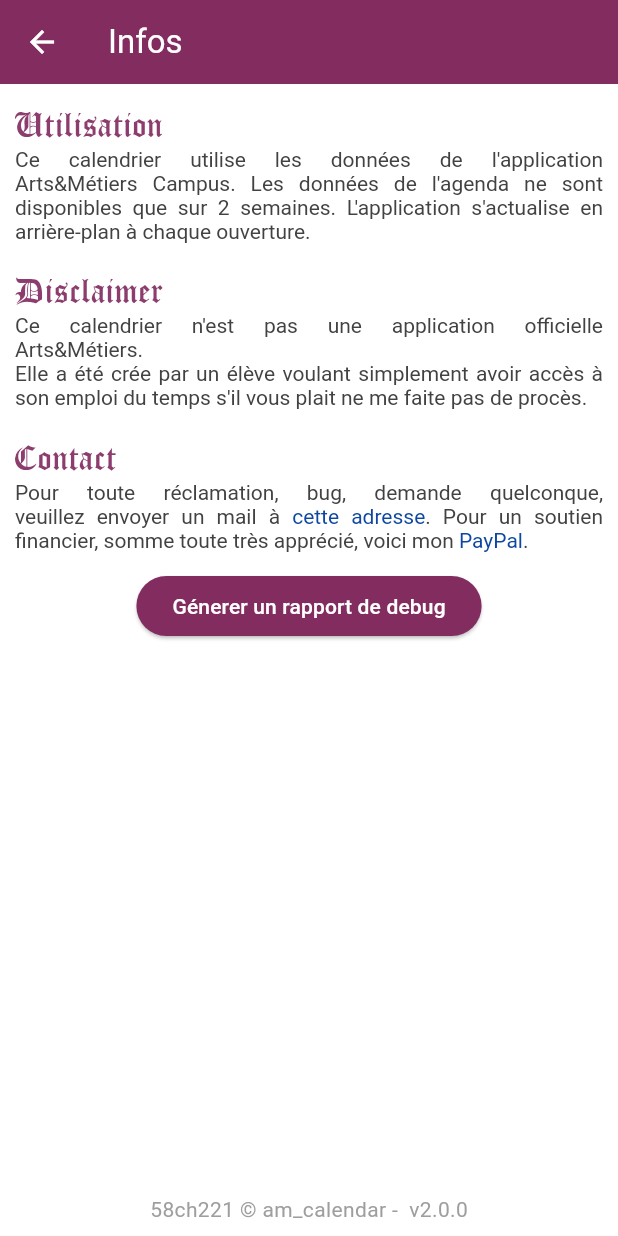
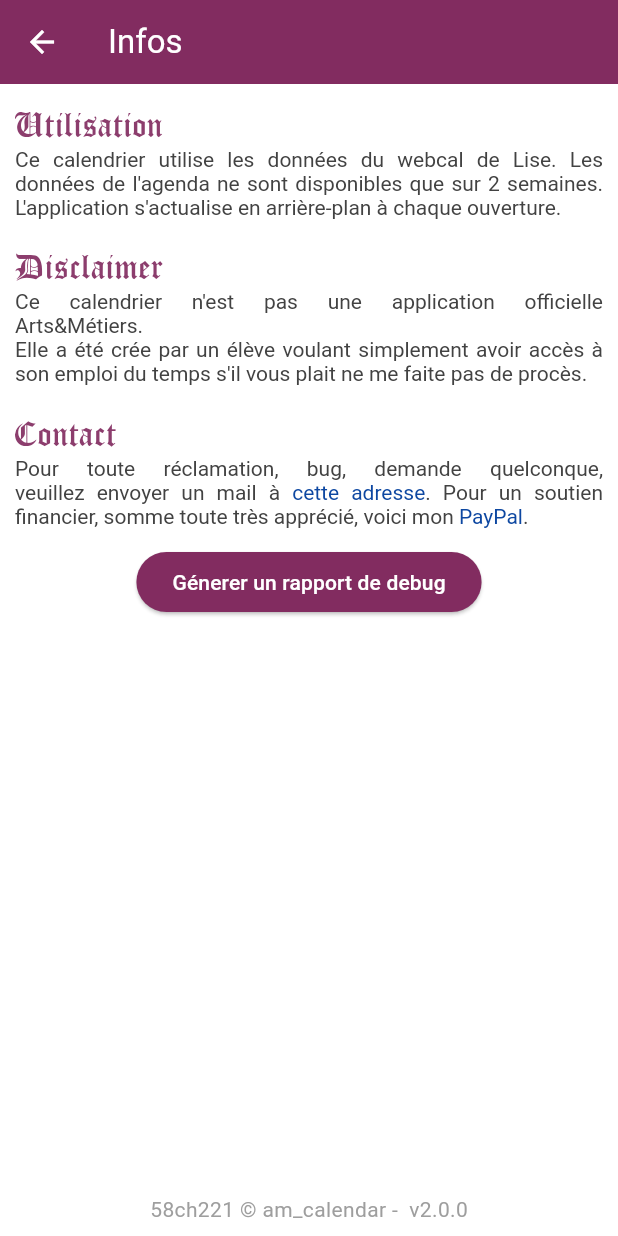
Before and after one commit to d0rianb/AM-calendar, a Flutter app: the Infos screen opened by its route, on a phone screen of 412 x 824 dp. Run offline on Flutter 3.47's test engine with Material 2 defaults, Android fonts, the phone set to English and light mode, and no system bars; our stand-ins replace event_bus, package_info, shared_preferences, syncfusion_flutter_datepicker, timezone; missing offline and left inert: flutter_inappwebview, icalendar_parser, mailto, syncfusion_flutter_core; accounts and stored records are empty.

Commit message:
Update the infos

```diff
--- a/lib/routes/infos.dart
+++ b/lib/routes/infos.dart
@@ -19,7 +19,7 @@ final String proms = DateTime.now().isAfter(DateTime(2021, 12, 4)) ? '221' : '.2
 const String tabIndent = '        ';
 const String DISCLAIMER = '''${tabIndent}Ce calendrier n'est pas une application officielle Arts&Métiers.
 Elle a été crée par un élève voulant simplement avoir accès à son emploi du temps s'il vous plait ne me faite pas de procès.''';
-const String USAGE = '''${tabIndent}Ce calendrier utilise les données de l'application Arts&Métiers Campus. Les données de l'agenda ne sont disponibles que sur 2 semaines. L'application s'actualise en arrière-plan à chaque ouverture.''';
+const String USAGE = '''${tabIndent}Ce calendrier utilise les données du webcal de Lise. Les données de l'agenda ne sont disponibles que sur 2 semaines. L'application s'actualise en arrière-plan à chaque ouverture.''';
 
 String crypt(String? str) {
   if (str == null) return '';
```
